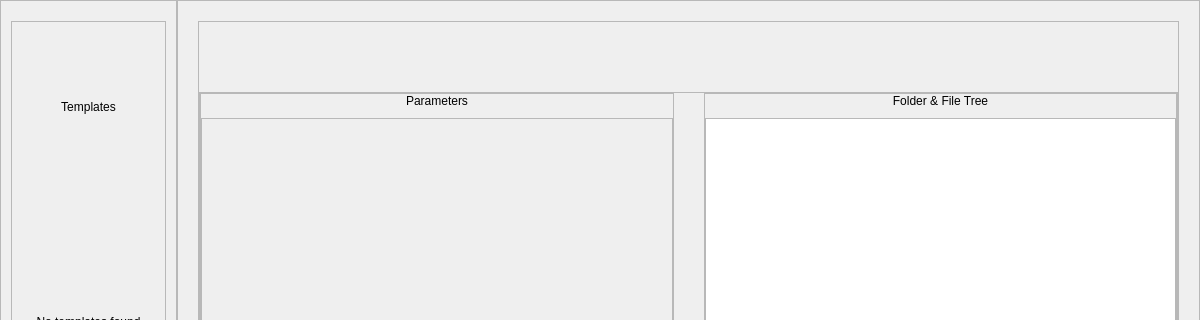
Above: app/design/main_window.ui from KrazyManJ/templatoron before the change; both pictures show x 0 to 1200 and y 0 to 320 of the 1200 by 800 pixel window. Below: the same form after it.
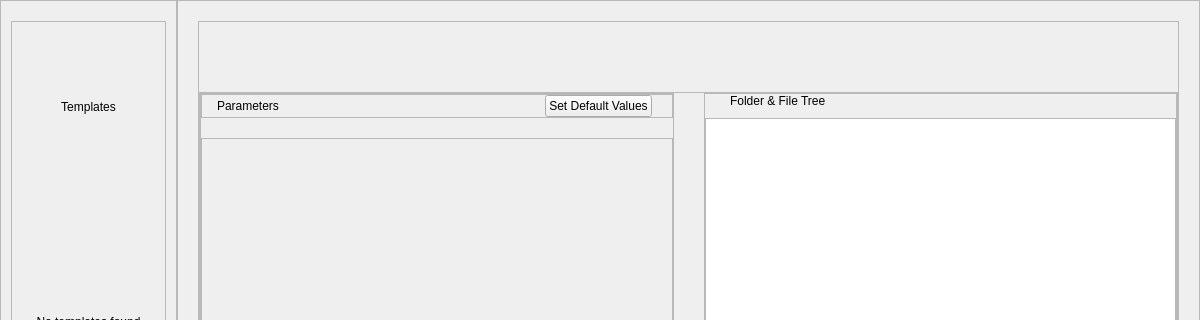
That is the form after the change. Icons and pictures are not drawn.

Commit message: Added default variable window, updated abstract class, updated ui designs, refactored code

```diff
--- a/app/design/main_window.ui
+++ b/app/design/main_window.ui
@@ -497,7 +497,7 @@
               </property>
               <layout class="QVBoxLayout" name="verticalLayout_9">
                <property name="spacing">
-                <number>10</number>
+                <number>20</number>
                </property>
                <property name="leftMargin">
                 <number>0</number>
@@ -512,13 +512,56 @@
                 <number>0</number>
                </property>
                <item>
-                <widget class="QLabel" name="VariableListLabel">
-                 <property name="text">
-                  <string>Parameters</string>
+                <widget class="QFrame" name="VariableListHeader">
+                 <property name="frameShape">
+                  <enum>QFrame::StyledPanel</enum>
                  </property>
-                 <property name="alignment">
-                  <set>Qt::AlignCenter</set>
+                 <property name="frameShadow">
+                  <enum>QFrame::Raised</enum>
                  </property>
+                 <layout class="QHBoxLayout" name="horizontalLayout_5">
+                  <property name="leftMargin">
+                   <number>0</number>
+                  </property>
+                  <property name="topMargin">
+                   <number>0</number>
+                  </property>
+                  <property name="rightMargin">
+                   <number>20</number>
+                  </property>
+                  <property name="bottomMargin">
+                   <number>0</number>
+                  </property>
+                  <item>
+                   <widget class="QLabel" name="VariableListLabel">
+                    <property name="sizePolicy">
+                     <sizepolicy hsizetype="Expanding" vsizetype="Preferred">
+                      <horstretch>0</horstretch>
+                      <verstretch>0</verstretch>
+                     </sizepolicy>
+                    </property>
+                    <property name="text">
+                     <string>Parameters</string>
+                    </property>
+                    <property name="alignment">
+                     <set>Qt::AlignLeading|Qt::AlignLeft|Qt::AlignVCenter</set>
+                    </property>
+                    <property name="indent">
+                     <number>15</number>
+                    </property>
+                   </widget>
+                  </item>
+                  <item>
+                   <widget class="QPushButton" name="DefaultValuesBtn">
+                    <property name="cursor">
+                     <cursorShape>PointingHandCursor</cursorShape>
+                    </property>
+                    <property name="text">
+                     <string>Set Default Values</string>
+                    </property>
+                   </widget>
+                  </item>
+                 </layout>
                 </widget>
                </item>
                <item>
@@ -600,7 +643,10 @@
                   <string>Folder &amp; File Tree</string>
                  </property>
                  <property name="alignment">
-                  <set>Qt::AlignCenter</set>
+                  <set>Qt::AlignLeading|Qt::AlignLeft|Qt::AlignVCenter</set>
+                 </property>
+                 <property name="indent">
+                  <number>25</number>
                  </property>
                 </widget>
                </item>
```
Left out of the diff: 21 changed lines with no effect on the pictures. The commit also changes 13 other files.
